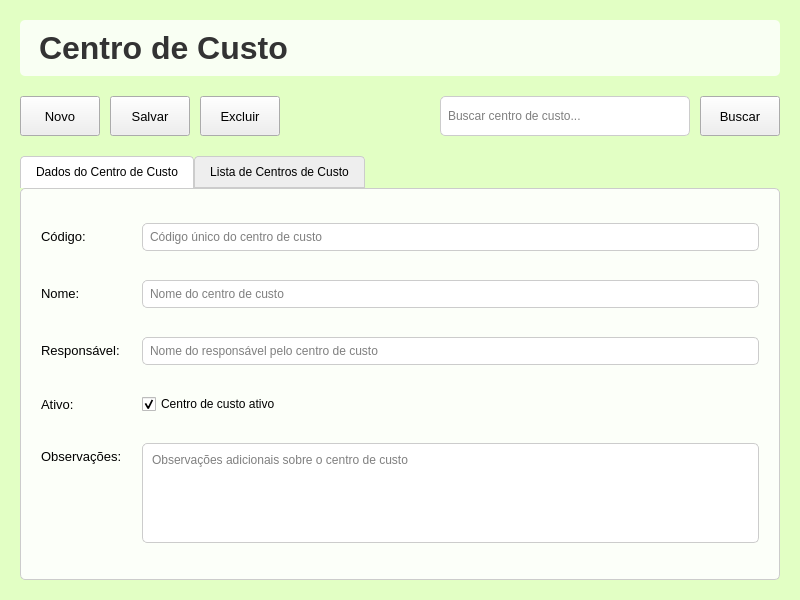
Before: the Qt Designer form Teste-Patrimonio/frontend/centro_custo.ui in zecadelgado/patp, drawn with Qt 5.
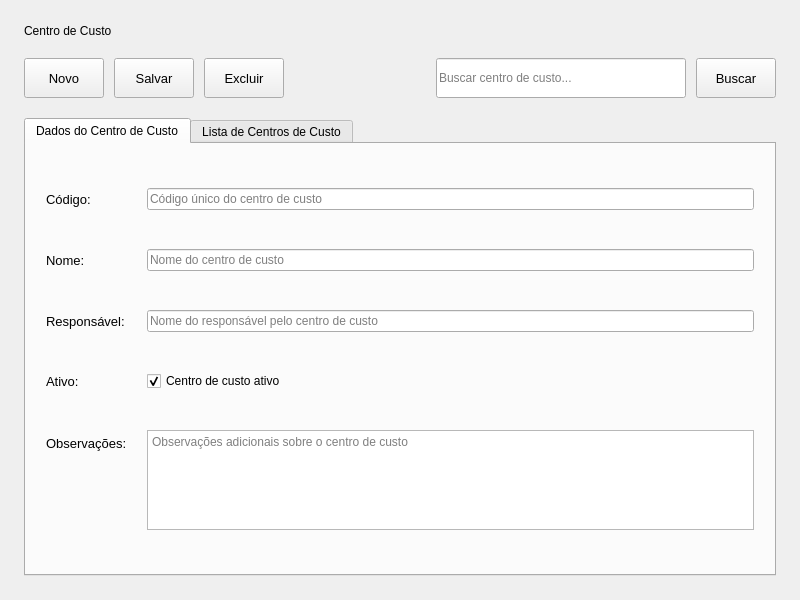
After: the same form once the commit is applied.

What changed in the file:
```diff
--- a/Teste-Patrimonio/frontend/centro_custo.ui
+++ b/Teste-Patrimonio/frontend/centro_custo.ui
@@ -13,45 +13,30 @@
   <property name="windowTitle">
    <string>Centro de Custo</string>
   </property>
-  <property name="styleSheet">
-   <string notr="true">#CentroCustoWidget {
-background-color: rgb(226, 255, 196);
-}</string>
-  </property>
   <layout class="QVBoxLayout" name="verticalLayout">
    <property name="spacing">
     <number>20</number>
    </property>
    <property name="leftMargin">
-    <number>20</number>
+        <number>24</number>
    </property>
    <property name="topMargin">
-    <number>20</number>
+        <number>24</number>
    </property>
    <property name="rightMargin">
-    <number>20</number>
+        <number>24</number>
    </property>
    <property name="bottomMargin">
-    <number>20</number>
+        <number>24</number>
    </property>
    <item>
     <widget class="QLabel" name="lbl_title">
-     <property name="font">
-      <font>
-       <family>Segoe UI</family>
-       <pointsize>24</pointsize>
-       <bold>true</bold>
-      </font>
-     </property>
-     <property name="styleSheet">
-      <string notr="true">color: #333333;
-background: rgba(255, 255, 255, 0.8);
-padding: 10px;
-border-radius: 5px;</string>
-     </property>
      <property name="text">
       <string>Centro de Custo</string>
      </property>
+          <property name="alignment">
+            <set>Qt::AlignmentFlag::AlignLeft | Qt::AlignmentFlag::AlignVCenter</set>
+          </property>
     </widget>
    </item>
    <item>
@@ -91,12 +76,6 @@
        <property name="toolTip">
         <string>Adicionar novo centro de custo</string>
        </property>
-       <property name="styleSheet">
-        <string notr="true">background-color: #rgb(255, 255, 255);
-color: black;
-border: none;
-border-radius: 6px;</string>
-       </property>
        <property name="text">
         <string>Novo</string>
        </property>
@@ -122,12 +101,6 @@
        <property name="toolTip">
         <string>Salvar centro de custo atual</string>
        </property>
-       <property name="styleSheet">
-        <string notr="true">background-color: #rgb(255, 255, 255);
-color: black;
-border: none;
-border-radius: 6px;</string>
-       </property>
        <property name="text">
         <string>Salvar</string>
        </property>
@@ -153,12 +126,6 @@
        <property name="toolTip">
         <string>Excluir centro de custo selecionado</string>
        </property>
-       <property name="styleSheet">
-        <string notr="true">background-color: #rgb(255, 255, 255);
-color: black;
-border: none;
-border-radius: 6px;</string>
-       </property>
        <property name="text">
         <string>Excluir</string>
        </property>
@@ -185,12 +152,6 @@
          <height>40</height>
         </size>
        </property>
-       <property name="styleSheet">
-        <string notr="true">background-color: white;
-border: 1px solid #CCCCCC;
-border-radius: 5px;
-padding: 5px;</string>
-       </property>
        <property name="placeholderText">
         <string>Buscar centro de custo...</string>
        </property>
@@ -216,12 +177,6 @@
        <property name="toolTip">
         <string>Buscar centros de custo</string>
        </property>
-       <property name="styleSheet">
-        <string notr="true">background-color: #rgb(255, 255, 255);
-color: black;
-border: none;
-border-radius: 6px;</string>
-       </property>
        <property name="text">
         <string>Buscar</string>
        </property>
@@ -231,26 +186,6 @@
    </item>
    <item>
     <widget class="QTabWidget" name="tab_widget">
-     <property name="styleSheet">
-      <string notr="true">QTabWidget::pane {
-    border: 1px solid #CCCCCC;
-    background: rgba(255, 255, 255, 0.9);
-    border-radius: 5px;
-}
-
-QTabBar::tab {
-    background: #EEEEEE;
-    border: 1px solid #CCCCCC;
-    padding: 8px 15px;
-    border-top-left-radius: 4px;
-    border-top-right-radius: 4px;
-}
-
-QTabBar::tab:selected {
-    background: #FFFFFF;
-    border-bottom-color: #FFFFFF;
-}</string>
-     </property>
      <property name="currentIndex">
       <number>0</number>
      </property>
@@ -312,12 +247,6 @@
          </item>
          <item row="0" column="1">
           <widget class="QLineEdit" name="txt_codigo">
-           <property name="styleSheet">
-            <string notr="true">background-color: white;
-border: 1px solid #CCCCCC;
-border-radius: 5px;
-padding: 5px;</string>
-           </property>
            <property name="maxLength">
             <number>10</number>
            </property>
@@ -344,12 +273,6 @@
          </item>
          <item row="1" column="1">
           <widget class="QLineEdit" name="txt_nome">
-           <property name="styleSheet">
-            <string notr="true">background-color: white;
-border: 1px solid #CCCCCC;
-border-radius: 5px;
-padding: 5px;</string>
-           </property>
            <property name="placeholderText">
             <string>Nome do centro de custo</string>
            </property>
@@ -373,12 +296,6 @@
          </item>
          <item row="2" column="1">
           <widget class="QLineEdit" name="txt_responsavel">
-           <property name="styleSheet">
-            <string notr="true">background-color: white;
-border: 1px solid #CCCCCC;
-border-radius: 5px;
-padding: 5px;</string>
-           </property>
            <property name="placeholderText">
             <string>Nome do responsável pelo centro de custo</string>
            </property>
@@ -434,12 +351,6 @@
              <height>100</height>
             </size>
            </property>
-           <property name="styleSheet">
-            <string notr="true">background-color: white;
-border: 1px solid #CCCCCC;
-border-radius: 5px;
-padding: 5px;</string>
-           </property>
            <property name="placeholderText">
             <string>Observações adicionais sobre o centro de custo</string>
            </property>
```
Left out of the diff: 11 changed lines with no effect on the pictures. Lines whose indentation alone changed are shown as unchanged.
